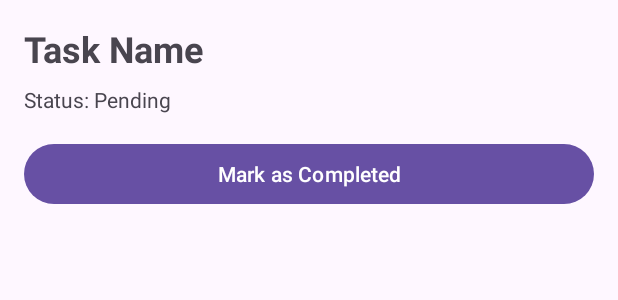
After one commit to Evangelia2/DailyTasker, an Android app: the layout activity_task_details.xml on its own in the app's theme, with its tools: preview values and no code run, on a phone screen of 412 x 824 dp. The commit adds this screen. Shown: the top 300 px of the screen. Run offline under Robolectric (Android 15) with nearby library versions, the phone set to English and light mode, and no system bars.

Commit message:
A,B,C works-problem in showing details of task

```diff
--- a/src/main/AndroidManifest.xml
+++ b/src/main/AndroidManifest.xml
@@ -23,6 +23,8 @@
         </activity>
         <activity android:name=".CreateTaskActivity" />
         <activity android:name=".DeleteTaskActivity" />
+        <activity android:name=".TaskDetailsActivity" />
+
 
 
     </application>
--- /dev/null
+++ b/src/main/res/layout/activity_task_details.xml
@@ -0,0 +1,30 @@
+<LinearLayout
+    xmlns:android="http://schemas.android.com/apk/res/android"
+    android:layout_width="match_parent"
+    android:layout_height="match_parent"
+    android:orientation="vertical"
+    android:padding="16dp">
+
+    <TextView
+        android:id="@+id/taskName"
+        android:layout_width="wrap_content"
+        android:layout_height="wrap_content"
+        android:text="Task Name"
+        android:textSize="24sp"
+        android:textStyle="bold"
+        android:layout_marginBottom="8dp" />
+
+    <TextView
+        android:id="@+id/taskStatus"
+        android:layout_width="wrap_content"
+        android:layout_height="wrap_content"
+        android:text="Status: Pending"
+        android:layout_marginBottom="16dp" />
+
+    <Button
+        android:id="@+id/btnCompleteTask"
+        android:layout_width="match_parent"
+        android:layout_height="wrap_content"
+        android:text="Mark as Completed"
+        android:layout_marginBottom="16dp" />
+</LinearLayout>
```
Also changed, not shown: src/main/java/gr/hua/dit/android/dailytasker/DeleteTaskActivity.java (+6 -1 lines), src/main/java/gr/hua/dit/android/dailytasker/MainActivity.java (+37 -3 lines), src/main/java/gr/hua/dit/android/dailytasker/Task.java (+25 -0 lines), src/main/java/gr/hua/dit/android/dailytasker/TaskAdapter.java (+15 -1 lines), src/main/java/gr/hua/dit/android/dailytasker/TaskDao.java (+8 -0 lines), src/main/java/gr/hua/dit/android/dailytasker/TaskDetailsActivity.java (added, +57 -0 lines), src/main/java/gr/hua/dit/android/dailytasker/TaskStatusUpdateWorker.java (added, +47 -0 lines), src/main/res/layout/activity_main.xml (+4 -3 lines), src/main/java/gr/hua/dit/android/dailytasker/CreateTaskActivity.java (line endings or trailing spaces).
